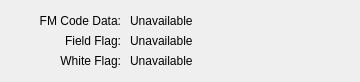
First picture: the form in tools/ld-analyse/ntscdialog.ui, repository happycube/ld-decode, before the edit.
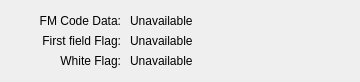
Second picture: the form after the edit.

Commit message: Improvements to ld-analyse code to assist with field order readability

```diff
--- a/tools/ld-analyse/ntscdialog.ui
+++ b/tools/ld-analyse/ntscdialog.ui
@@ -45,7 +45,7 @@
     </rect>
    </property>
    <property name="text">
-    <string>Field Flag:</string>
+    <string>First field Flag:</string>
    </property>
    <property name="alignment">
     <set>Qt::AlignRight|Qt::AlignTrailing|Qt::AlignVCenter</set>
```
The commit also changes 8 other files.
